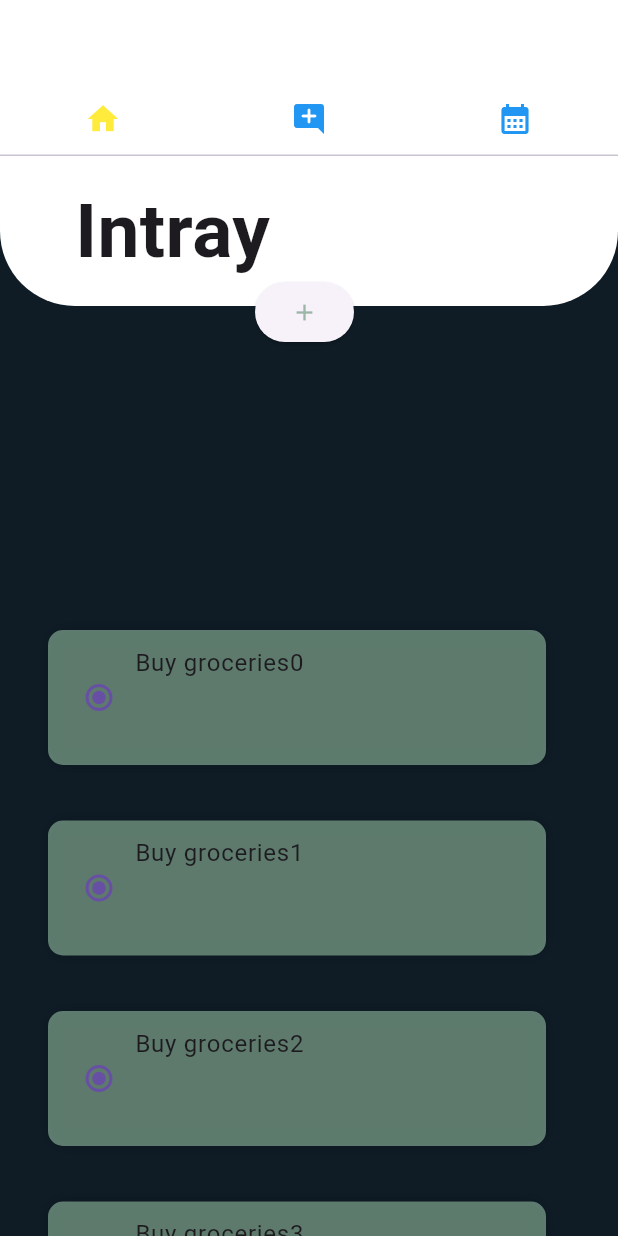
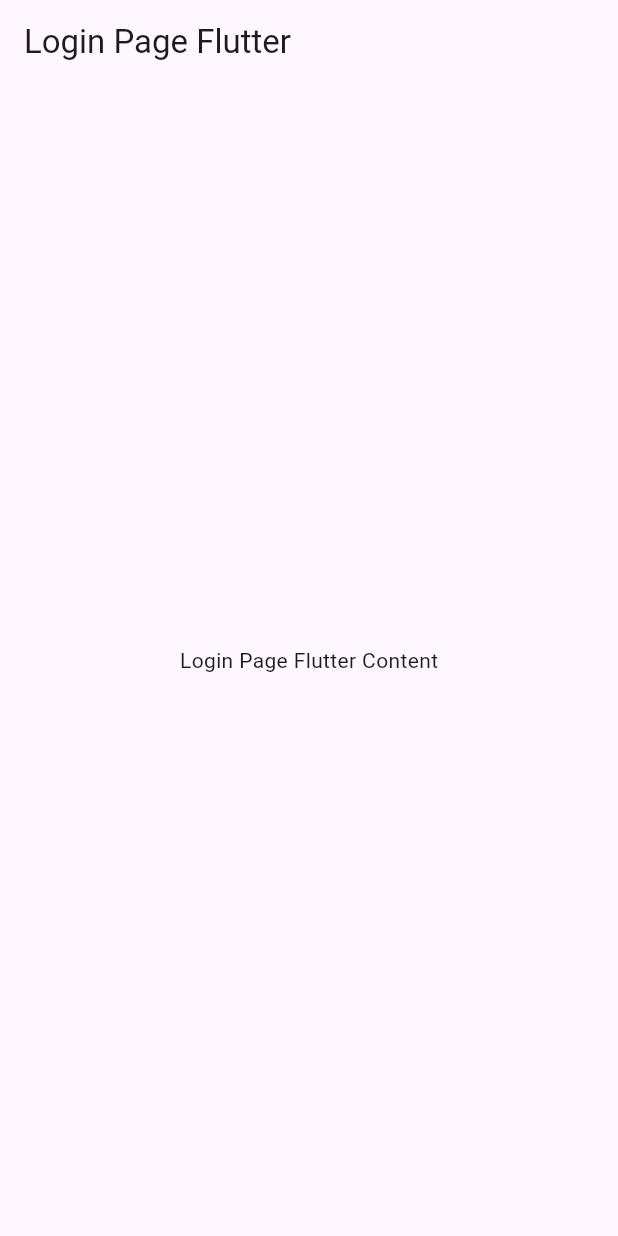
Before and after one commit to kasevaj/Tasks, a Flutter app: the screen it shows after launch, on a phone screen of 412 x 824 dp. Run offline on Flutter 3.47's test engine with Material 3 defaults, Android fonts, the light colour scheme and no system bars; Roboto replaces fonts that are missing (Avenir).

Commit message:
loginscreen added, authorize file added

```diff
--- /dev/null
+++ b/tasks/lib/UI/Login/loginscreen.dart
@@ -0,0 +1,20 @@
+import 'package:flutter/material.dart';
+
+class LoginPage extends StatefulWidget {
+  @override
+  _LoginPageState createState() => _LoginPageState();
+}
+
+class _LoginPageState extends State<LoginPage> {
+  @override
+  Widget build(BuildContext context) {
+    return Scaffold(
+      appBar: AppBar(
+        title: Text("Login Page Flutter"),
+      ),
+      body: Center(
+        child: Text("Login Page Flutter Content"),
+      ),
+    );
+  }
+}
--- a/tasks/lib/main.dart
+++ b/tasks/lib/main.dart
@@ -1,10 +1,8 @@
 import 'package:flutter/material.dart';
+import 'package:tasks/UI/Login/loginscreen.dart';
 import 'models/global.dart';
 import 'UI/Intray/Intray_page.dart';
 import 'package:flutter/services.dart';
-
-
-
 
 void main() {
   runApp(const MyApp());
@@ -14,15 +12,13 @@ class MyApp extends StatelessWidget {
   const MyApp({super.key});
 
   @override
-
   Widget build(BuildContext context) {
     return MaterialApp(
-      home: MyHomePage(
-        title: "Diary",
+      title: "Tasks",
       theme: ThemeData(
         primarySwatch: Colors.grey,
-        )
       ),
+      home: LoginPage(),
     );
   }
 }
@@ -33,7 +29,6 @@ class MyHomePage extends StatefulWidget {
   final String title;
 
   @override
-
   State<MyHomePage> createState() => _MyHomePageState();
 }
 
@@ -44,6 +39,7 @@ class _MyHomePageState extends State<MyHomePage> {
     // Hide the status bar
     SystemChrome.setEnabledSystemUIMode(SystemUiMode.manual, overlays: []);
   }
+
   @override
   Widget build(BuildContext context) {
     return DefaultTabController(
```
Also changed, not shown: tasks/lib/models/authentication/authorize.dart (added, +40 -0 lines), tasks/pubspec.lock. Lines whose indentation alone changed are shown as unchanged.
